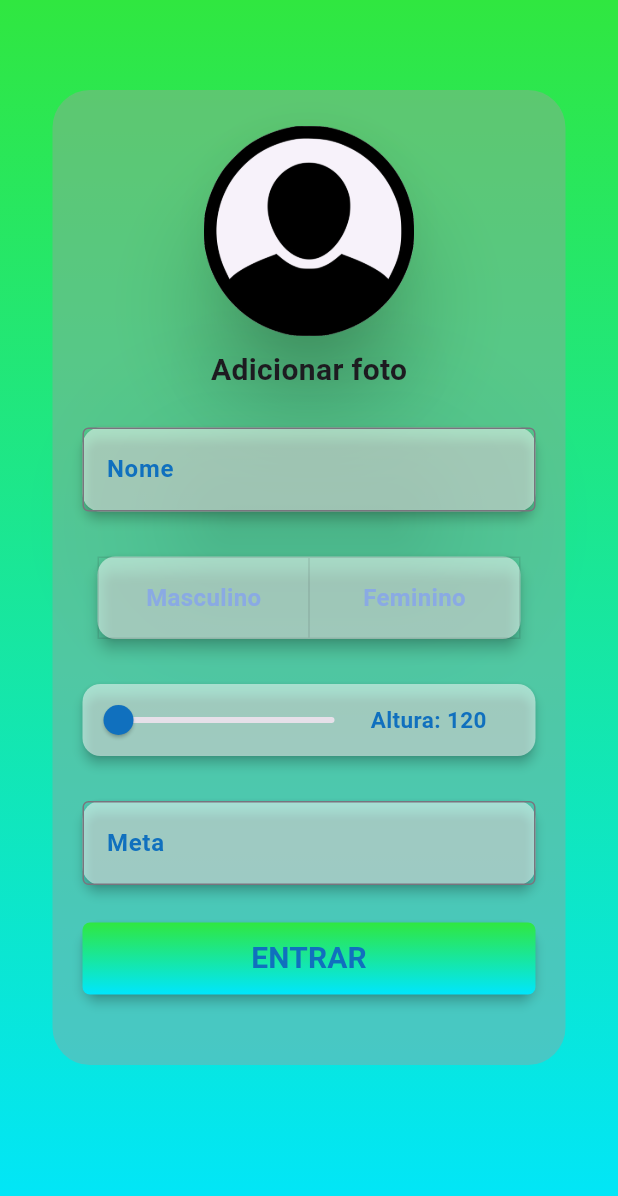
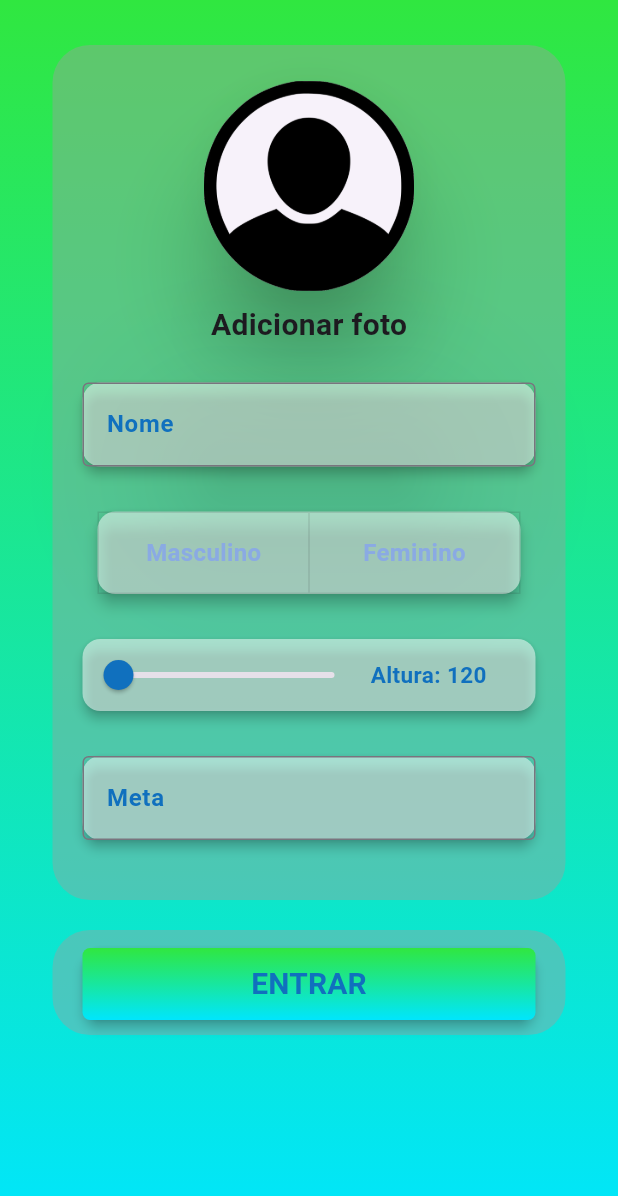
Before and after one commit to absjuniordev/calculadora_imc, a Flutter app: the screen it shows after launch, on a phone screen of 412 x 824 dp. Shown: the top 1196 px of the screen. Run offline on Flutter 3.47's test engine with Material 3 defaults, Android fonts, the phone set to English and light mode, and no system bars; drawn by our look-alikes of flutter_animate; our stand-ins replace gallery_saver, image_picker, page_transition, sqflite; accounts and stored records are empty.

Commit message:
Ajuste Layout dados cadastrais

```diff
--- a/lib/pages/dados_cadastrai.dart
+++ b/lib/pages/dados_cadastrai.dart
@@ -41,14 +41,17 @@ class _DadosCadastraisState extends State<DadosCadastrais> {
         ),
         child: Scaffold(
           backgroundColor: Colors.transparent,
-          body: Container(
+          body: ListView(
+            children: [
+              const SizedBox(height: 20),
+              Container(
                 decoration: BoxDecoration(
                   borderRadius: BorderRadius.circular(25),
                   color: const Color.fromARGB(108, 158, 158, 158),
                 ),
-            margin: const EdgeInsets.symmetric(vertical: 60, horizontal: 35),
-            height: 650,
-            child: SingleChildScrollView(
+                margin:
+                    const EdgeInsets.symmetric(vertical: 10, horizontal: 35),
+                height: 570,
                 child: Column(
                   crossAxisAlignment: CrossAxisAlignment.center,
                   children: [
@@ -184,7 +187,8 @@ class _DadosCadastraisState extends State<DadosCadastrais> {
                       child: Row(
                         children: [
                           Slider(
-                          activeColor: const Color.fromARGB(255, 16, 112, 190),
+                            activeColor:
+                                const Color.fromARGB(255, 16, 112, 190),
                             value: _alturaEscolhida,
                             min: 120,
                             max: 220,
@@ -224,7 +228,22 @@ class _DadosCadastraisState extends State<DadosCadastrais> {
                         ),
                       ),
                     ),
-                  const SizedBox(height: 25),
+                  ],
+                ),
+              ),
+              Container(
+                decoration: BoxDecoration(
+                  borderRadius: BorderRadius.circular(25),
+                  color: const Color.fromARGB(108, 158, 158, 158),
+                ),
+                margin:
+                    const EdgeInsets.symmetric(vertical: 10, horizontal: 35),
+                height: 70,
+                child: Column(
+                  children: [
+                    const SizedBox(
+                      height: 12,
+                    ),
                     DadosCadastraisTextButton(
                       altura: alturaController,
                       meta: metaController,
@@ -235,6 +254,7 @@ class _DadosCadastraisState extends State<DadosCadastrais> {
                   ],
                 ),
               ),
+            ],
           ),
         ),
       ),
```
Lines whose indentation alone changed are shown as unchanged.
